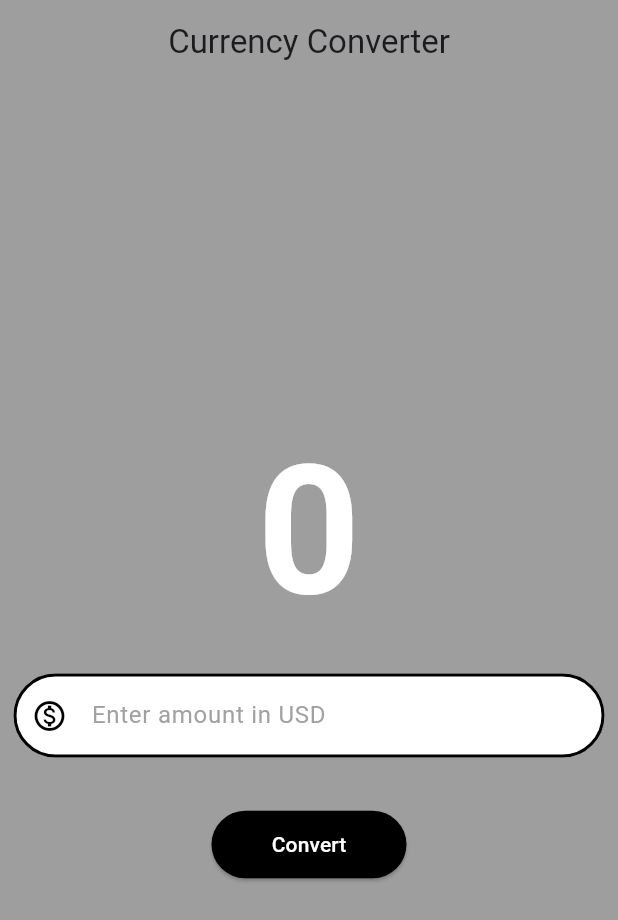
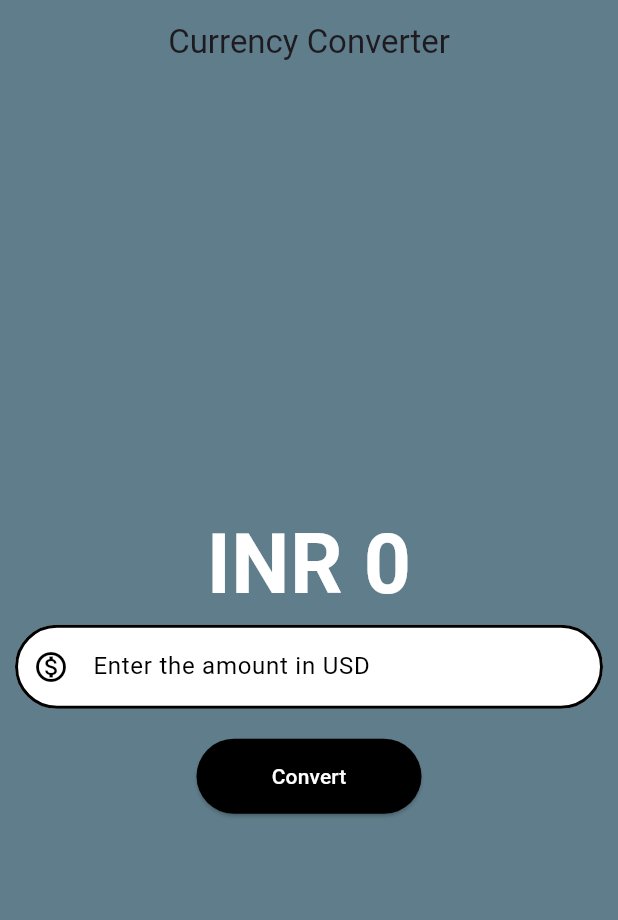
Before and after one commit to shrutisingh1610/Currency-Converter, a Flutter app: the screen it shows after launch, after a tap on "Convert", on a phone screen of 412 x 824 dp. Shown: the top 920 px of the screen. Run offline on Flutter 3.47's test engine with Material 3 defaults, Android fonts, the phone set to English and light mode, and no system bars.

Commit message:
updated material page

```diff
--- a/lib/currency_converter_material_page.dart
+++ b/lib/currency_converter_material_page.dart
@@ -1,81 +1,99 @@
-import 'package:flutter/foundation.dart';
 import 'package:flutter/material.dart';
 
-class CurrencyConverterMaterialPage extends StatelessWidget {
-  // Removed the const keyword here
+class CurrencyConverterMaterialPage extends StatefulWidget {
   const CurrencyConverterMaterialPage({super.key});
 
   @override
+  State<CurrencyConverterMaterialPage> createState() =>
+      _CurrencyConverterMaterialPageState();
+}
+
+class _CurrencyConverterMaterialPageState
+    extends State<CurrencyConverterMaterialPage> {
+  double result = 0;
+  final TextEditingController textEditingController = TextEditingController();
+
+  void convert() {
+    result = double.parse(textEditingController.text) * 83.72;
+    setState(() {});
+  }
+
+  @override
+  void dispose() {
+    textEditingController.dispose();
+    super.dispose();
+  }
+
+  @override
   Widget build(BuildContext context) {
-    const border = OutlineInputBorder(
-      borderSide: BorderSide(
+    final border = OutlineInputBorder(
+      borderSide: const BorderSide(
         width: 2.0,
         style: BorderStyle.solid,
       ),
-      borderRadius: BorderRadius.all(
-        Radius.circular(40),
-      ),
+      borderRadius: BorderRadius.circular(38),
     );
 
     return Scaffold(
-      backgroundColor: Colors.grey,
+      backgroundColor: Colors.blueGrey,
       appBar: AppBar(
+        backgroundColor: Colors.blueGrey,
+        elevation: 0,
         title: const Text('Currency Converter'),
         centerTitle: true,
-        backgroundColor: Colors.grey,
       ),
       body: Center(
+        child: Padding(
+          padding: const EdgeInsets.all(10),
           child: Column(
             mainAxisAlignment: MainAxisAlignment.center,
             children: [
-            const Text(
-              '0',
-              style: TextStyle(
-                fontSize: 120,
+              Text(
+                'INR ${result != 0 ? result.toStringAsFixed(3) : result.toStringAsFixed(0)}',
+                style: const TextStyle(
+                  fontSize: 55,
                   fontWeight: FontWeight.bold,
-                color: Colors.white,
+                  color: Color.fromARGB(255, 255, 255, 255),
                 ),
               ),
-            const Padding(
-              padding: EdgeInsets.all(9.0),
-              child: TextField(
-                style: TextStyle(
+              TextField(
+                controller: textEditingController,
+                style: const TextStyle(
                   color: Colors.black,
                 ),
                 decoration: InputDecoration(
-                  hintText: 'Enter amount in USD',
-                  hintStyle: TextStyle(
-                    color: Color.fromARGB(244, 158, 156, 156),
+                  hintText: 'Enter the amount in USD',
+                  hintStyle: const TextStyle(
+                    color: Colors.black,
                   ),
-                  prefixIcon: Icon(Icons.monetization_on_outlined),
+                  prefixIcon: const Icon(Icons.monetization_on_outlined),
                   prefixIconColor: Colors.black,
                   filled: true,
                   fillColor: Colors.white,
                   focusedBorder: border,
                   enabledBorder: border,
                 ),
-                keyboardType: TextInputType.numberWithOptions(
+                keyboardType: const TextInputType.numberWithOptions(
                   decimal: true,
                 ),
               ),
-            ),
-            Padding(
-              padding: const EdgeInsets.all(25.0),
-              child: ElevatedButton(
-                onPressed: () {
-                  print(TextEditingController().text);
-                  print(TextEditingController().text * 82);
-                },
+              const SizedBox(height: 20),
+              ElevatedButton(
+                onPressed: convert,
                 style: TextButton.styleFrom(
-                  shape: const StadiumBorder(),
                   backgroundColor: Colors.black,
                   foregroundColor: Colors.white,
-                  fixedSize: const Size(130, 45),
+                  minimumSize:
+                      const Size(150, 50), // Set the minimum width and height
+                  maximumSize: const Size(190, 60),
+                  shape: RoundedRectangleBorder(
+                    borderRadius: BorderRadius.circular(38),
+                  ),
                 ),
                 child: const Text('Convert'),
               ),
+            ],
           ),
-          ],
         ),
       ),
     );
```
Lines whose indentation alone changed are shown as unchanged.
